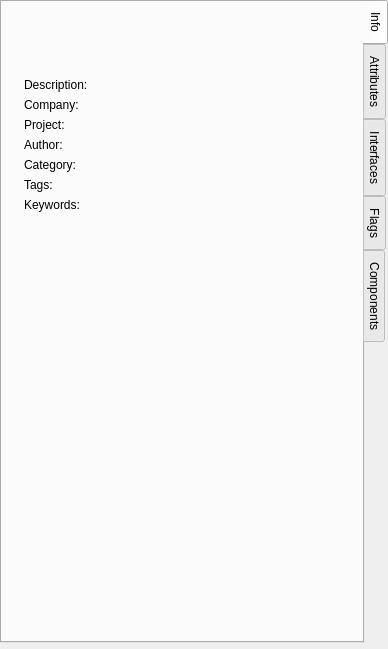
Above: Include/icmpstr/CAttributeEditorComp.ui from naskin-gmg/AcfSln before the change. Below: the same form after it.
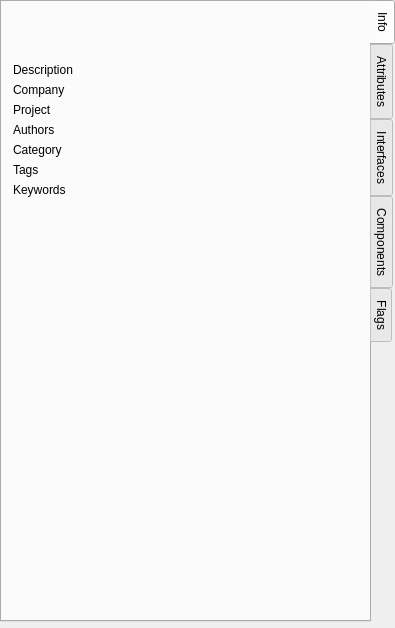
That is the form after the change. Icons and pictures are not drawn.

Commit message: Compositor GUI polished.

Patch:
```diff
--- a/Include/icmpstr/CAttributeEditorComp.ui
+++ b/Include/icmpstr/CAttributeEditorComp.ui
@@ -6,8 +6,8 @@
    <rect>
     <x>0</x>
     <y>0</y>
-    <width>388</width>
-    <height>649</height>
+    <width>390</width>
+    <height>628</height>
    </rect>
   </property>
   <property name="windowTitle">
@@ -40,7 +40,6 @@
          </property>
          <property name="font">
           <font>
-           <pointsize>12</pointsize>
            <weight>75</weight>
            <bold>true</bold>
           </font>
@@ -104,8 +103,26 @@
         </spacer>
        </item>
        <item>
-        <widget class="QWidget" name="MetaInfoFrame" native="true">
-         <layout class="QGridLayout" name="gridLayout">
+        <widget class="QFrame" name="MetaInfoFrame">
+         <property name="sizePolicy">
+          <sizepolicy hsizetype="Minimum" vsizetype="Preferred">
+           <horstretch>0</horstretch>
+           <verstretch>0</verstretch>
+          </sizepolicy>
+         </property>
+         <layout class="QFormLayout" name="formLayout">
+          <property name="leftMargin">
+           <number>0</number>
+          </property>
+          <property name="topMargin">
+           <number>0</number>
+          </property>
+          <property name="rightMargin">
+           <number>0</number>
+          </property>
+          <property name="bottomMargin">
+           <number>0</number>
+          </property>
           <item row="0" column="0">
            <widget class="QLabel" name="label_5">
             <property name="sizePolicy">
@@ -115,7 +132,7 @@
              </sizepolicy>
             </property>
             <property name="text">
-             <string>Description:</string>
+             <string>Description</string>
             </property>
            </widget>
           </item>
@@ -132,7 +149,7 @@
           <item row="1" column="0">
            <widget class="QLabel" name="label_7">
             <property name="text">
-             <string>Company:</string>
+             <string>Company</string>
             </property>
            </widget>
           </item>
@@ -149,7 +166,7 @@
           <item row="2" column="0">
            <widget class="QLabel" name="label_2">
             <property name="text">
-             <string>Project:</string>
+             <string>Project</string>
             </property>
            </widget>
           </item>
@@ -166,7 +183,7 @@
           <item row="3" column="0">
            <widget class="QLabel" name="label_3">
             <property name="text">
-             <string>Author:</string>
+             <string>Authors</string>
             </property>
            </widget>
           </item>
@@ -183,7 +200,7 @@
           <item row="4" column="0">
            <widget class="QLabel" name="label">
             <property name="text">
-             <string>Category:</string>
+             <string>Category</string>
             </property>
            </widget>
           </item>
@@ -200,7 +217,7 @@
           <item row="5" column="0">
            <widget class="QLabel" name="label_8">
             <property name="text">
-             <string>Tags:</string>
+             <string>Tags</string>
             </property>
            </widget>
           </item>
@@ -217,7 +234,7 @@
           <item row="6" column="0">
            <widget class="QLabel" name="label_4">
             <property name="text">
-             <string>Keywords:</string>
+             <string>Keywords</string>
             </property>
            </widget>
           </item>
@@ -235,6 +252,11 @@
         </widget>
        </item>
        <item>
+        <layout class="QVBoxLayout" name="verticalLayout_4">
+         <property name="spacing">
+          <number>0</number>
+         </property>
+         <item>
         <spacer name="verticalSpacer_2">
          <property name="orientation">
           <enum>Qt::Vertical</enum>
@@ -244,7 +266,7 @@
          </property>
          <property name="sizeHint" stdset="0">
           <size>
-           <width>0</width>
+             <width>343</width>
            <height>0</height>
           </size>
          </property>
@@ -252,6 +274,9 @@
        </item>
        <item>
         <layout class="QHBoxLayout" name="horizontalLayout">
+           <property name="spacing">
+            <number>0</number>
+           </property>
          <item>
           <spacer name="horizontalSpacer">
            <property name="orientation">
@@ -259,8 +284,8 @@
            </property>
            <property name="sizeHint" stdset="0">
             <size>
-             <width>40</width>
-             <height>20</height>
+               <width>0</width>
+               <height>0</height>
             </size>
            </property>
           </spacer>
@@ -300,8 +325,8 @@
            </property>
            <property name="sizeHint" stdset="0">
             <size>
-             <width>40</width>
-             <height>20</height>
+               <width>0</width>
+               <height>0</height>
             </size>
            </property>
           </spacer>
@@ -318,11 +343,13 @@
          </property>
          <property name="sizeHint" stdset="0">
           <size>
-           <width>0</width>
-           <height>28</height>
+             <width>343</width>
+             <height>0</height>
           </size>
          </property>
         </spacer>
+         </item>
+        </layout>
        </item>
       </layout>
      </widget>
@@ -384,6 +411,45 @@
        </item>
       </layout>
      </widget>
+     <widget class="QWidget" name="ComponentTab">
+      <attribute name="title">
+       <string>Components</string>
+      </attribute>
+      <layout class="QVBoxLayout" name="verticalLayout_2">
+       <property name="leftMargin">
+        <number>0</number>
+       </property>
+       <property name="topMargin">
+        <number>0</number>
+       </property>
+       <property name="rightMargin">
+        <number>0</number>
+       </property>
+       <property name="bottomMargin">
+        <number>0</number>
+       </property>
+       <item>
+        <widget class="QTreeWidget" name="ComponentsTree">
+         <property name="frameShape">
+          <enum>QFrame::NoFrame</enum>
+         </property>
+         <property name="alternatingRowColors">
+          <bool>true</bool>
+         </property>
+         <column>
+          <property name="text">
+           <string>Component</string>
+          </property>
+         </column>
+         <column>
+          <property name="text">
+           <string>Export alias</string>
+          </property>
+         </column>
+        </widget>
+       </item>
+      </layout>
+     </widget>
      <widget class="QWidget" name="FlagsTab">
       <attribute name="title">
        <string>Flags</string>
@@ -415,33 +481,6 @@
        </item>
       </layout>
      </widget>
-     <widget class="QWidget" name="ComponentTab">
-      <attribute name="title">
-       <string>Components</string>
-      </attribute>
-      <layout class="QVBoxLayout" name="verticalLayout_2">
-       <property name="margin">
-        <number>0</number>
-       </property>
-       <item>
-        <widget class="QTreeWidget" name="ComponentsTree">
-         <property name="frameShape">
-          <enum>QFrame::NoFrame</enum>
-         </property>
-         <column>
-          <property name="text">
-           <string>Component</string>
-          </property>
-         </column>
-         <column>
-          <property name="text">
-           <string>Export alias</string>
-          </property>
-         </column>
-        </widget>
-       </item>
-      </layout>
-     </widget>
     </widget>
    </item>
    <item>
```
Left out of the diff: 51 changed lines with no effect on the pictures. Lines whose indentation alone changed are shown as unchanged. The commit also changes 4 other files.
